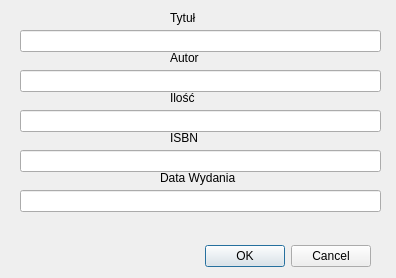
First picture: the form in dialog.ui, repository SwingyMan/LibraryManagerQT, before the edit.
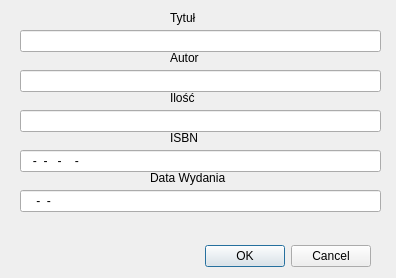
Second picture: the form after the edit.

```diff
--- a/dialog.ui
+++ b/dialog.ui
@@ -71,6 +71,12 @@
      <height>22</height>
     </rect>
    </property>
+   <property name="inputMethodHints">
+    <set>Qt::ImhDigitsOnly</set>
+   </property>
+   <property name="inputMask">
+    <string>000-00-000-0000-0</string>
+   </property>
   </widget>
   <widget class="QLineEdit" name="lineEdit_5">
    <property name="geometry">
@@ -81,6 +87,9 @@
      <height>22</height>
     </rect>
    </property>
+   <property name="inputMask">
+    <string>0000-00-00</string>
+   </property>
   </widget>
   <widget class="QLabel" name="label">
    <property name="geometry">
@@ -137,7 +146,7 @@
   <widget class="QLabel" name="label_5">
    <property name="geometry">
     <rect>
-     <x>160</x>
+     <x>150</x>
      <y>170</y>
      <width>81</width>
      <height>16</height>
```
Left out of the diff: 6 changed lines with no effect on the pictures.
